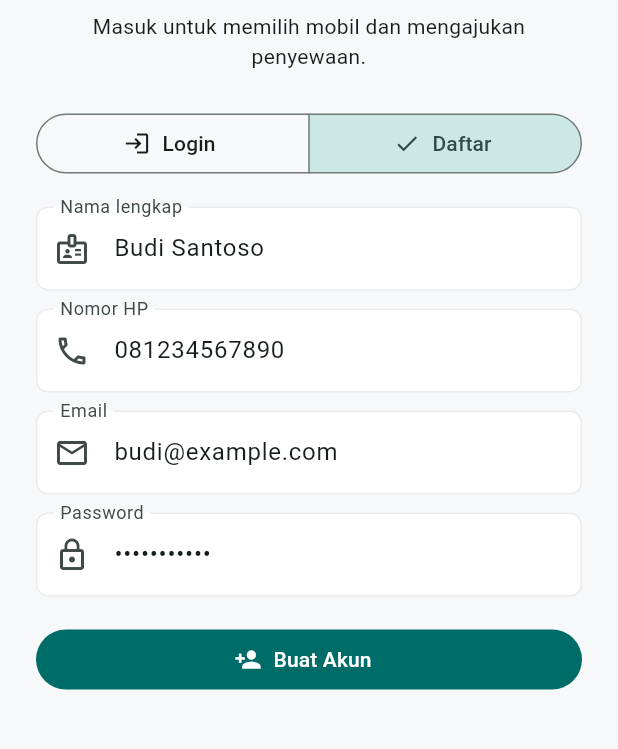
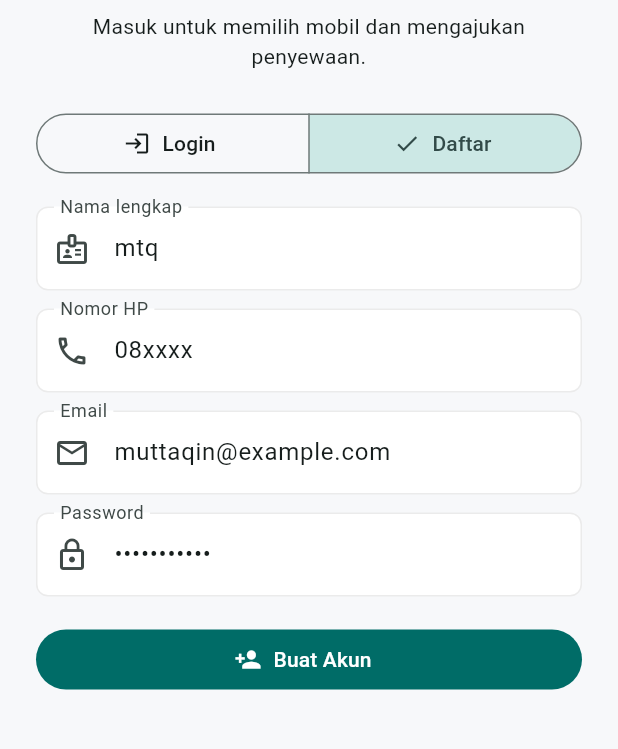
Before and after one commit to taqin21in/frontend-flutter, a Flutter app: the screen it shows after launch, after a tap on "Daftar", on a phone screen of 412 x 824 dp, the part 353-1102 px from its top. Run offline on Flutter 3.47's test engine with Material 3 defaults, Android fonts, the phone set to English and light mode, and no system bars; our stand-ins replace equatable, flutter_bloc.

Commit message:
updat screen view

```diff
--- a/lib/screens/login_screen.dart
+++ b/lib/screens/login_screen.dart
@@ -15,9 +15,9 @@ class LoginScreen extends StatefulWidget {
 
 class _LoginScreenState extends State<LoginScreen> {
   final _formKey = GlobalKey<FormState>();
-  final _nameController = TextEditingController(text: 'Budi Santoso');
-  final _emailController = TextEditingController(text: 'budi@example.com');
-  final _phoneController = TextEditingController(text: '081234567890');
+  final _nameController = TextEditingController(text: 'mtq');
+  final _emailController = TextEditingController(text: 'muttaqin@example.com');
+  final _phoneController = TextEditingController(text: '08xxxx');
   final _passwordController = TextEditingController(text: 'customer123');
 
   bool _registerMode = false;
```
